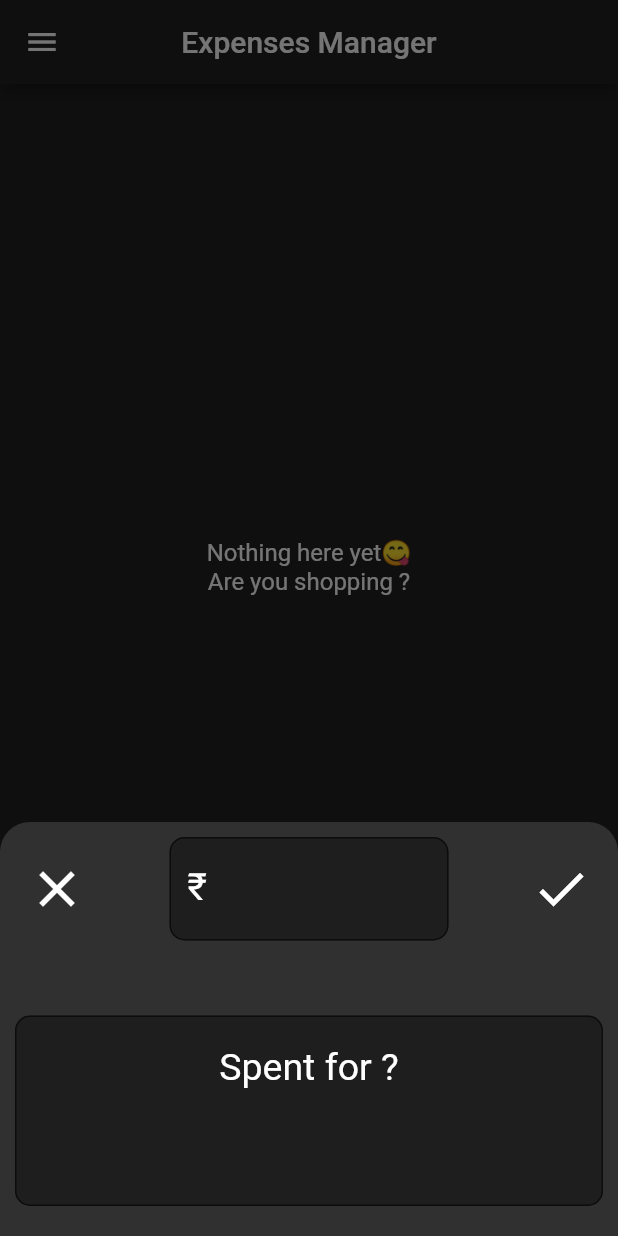
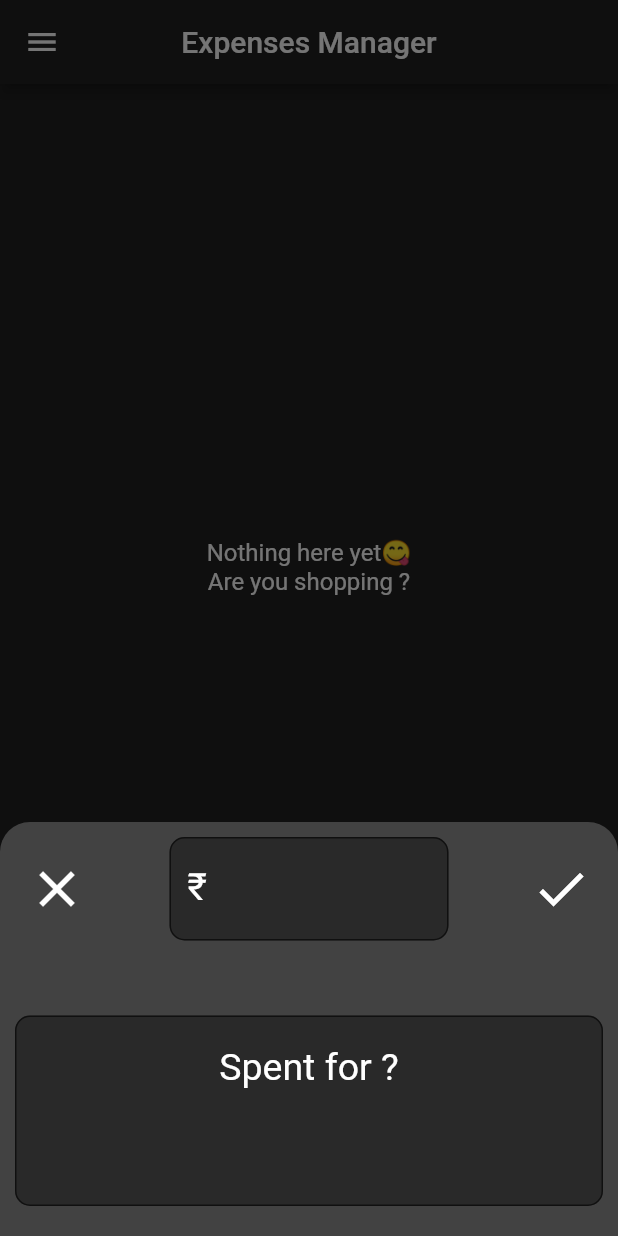
Before and after one commit to maheshj01/Expenses_Flutter_App, a Flutter app: the screen it shows after launch, after a tap on "Skip", after a tap on the "add" icon, on a phone screen of 412 x 824 dp. Run offline on Flutter 3.47's test engine with Material 2 defaults, Android fonts, the light colour scheme and no system bars; our stand-ins replace rxdart; missing offline and left inert: sqfentity, sqfentity_gen; network calls fail.

Commit message:
migrate to null safety

```diff
--- a/lib/const/color_const.dart
+++ b/lib/const/color_const.dart
@@ -1,9 +1,9 @@
- import 'package:flutter/material.dart';
+import 'package:flutter/material.dart';
 
 final Color buttoncolor = Colors.red;
-final Color bottomSheetBackgroundColor = Colors.grey[850];
+final Color bottomSheetBackgroundColor = Colors.grey.shade800;
 final Color floatingIconColor = Colors.black;
 final Color floatingBackgroundColor = Colors.white;
-final Color scaffoldBackgroundColor = Colors.grey[900];
+final Color scaffoldBackgroundColor = Colors.grey.shade900;
 final Color dismissedRight = Colors.red;
-final Color dismissedLeft = Colors.grey[700];
+final Color dismissedLeft = Colors.grey.shade700;
--- a/lib/pages/expense_page.dart
+++ b/lib/pages/expense_page.dart
@@ -74,7 +74,7 @@ class _ExpensePageState extends State<ExpensePage> {
       autofocus: false,
       decoration: InputDecoration(
         counterText: "",
-        hasFloatingPlaceholder: false,
+        floatingLabelBehavior: FloatingLabelBehavior.never,
         hintStyle: inputTextStyle,
         hintText: "Spent for ?",
         alignLabelWithHint: true,
@@ -106,7 +106,7 @@ class _ExpensePageState extends State<ExpensePage> {
           counterText: "",
           labelText: '₹',
           prefixText: '₹',
-          hasFloatingPlaceholder: false,
+          floatingLabelBehavior: FloatingLabelBehavior.never,
           labelStyle: inputTextStyle,
           focusedBorder: inputBorder,
           border: inputBorder,
@@ -270,7 +270,7 @@ class _ExpensePageState extends State<ExpensePage> {
                         child: CircleAvatar(
                           child: Container(
                             child: Image.network(
-                                "https://icon-library.net/images/male-user-icon/male-user-icon-13.jpg"),
+                                "https://icon-library.com/images/male-user-icon/male-user-icon-13.jpg"),
                           ),
                         ),
                       ),
```
Also changed, not shown: lib/blocs/sqform_bloc.dart (+7 -7 lines), pubspec.yaml (+9 -8 lines), lib/model/model.g.dart, pubspec.lock, 17 other files.
